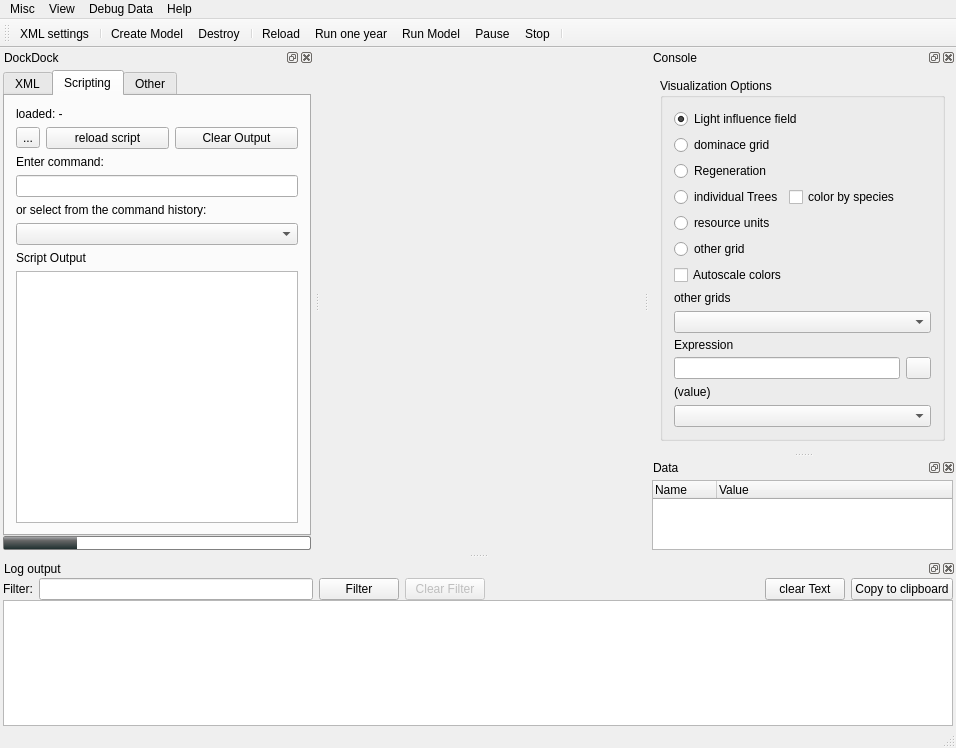
Above: src/iland/mainwindow.ui from edfm-tum/iland-model before the change. Below: the same form after it.
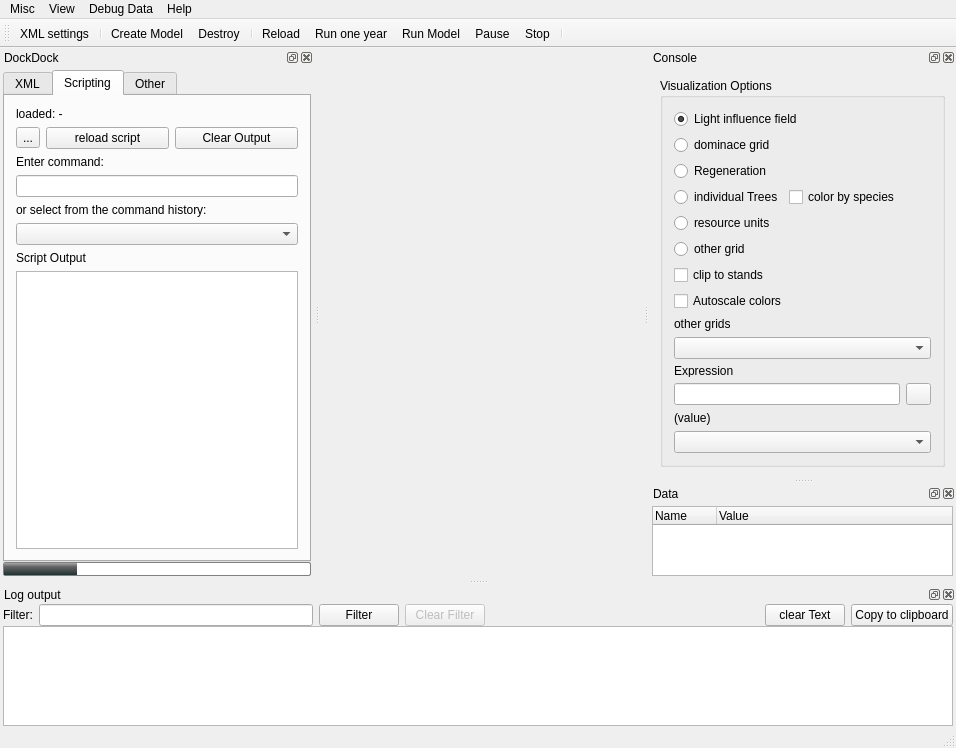
That is the form after the change. Icons and pictures are not drawn. Custom widgets are drawn as their Qt base class.

Commit message: added the option to clip the painting of grids to the project area (valid pixels in stand grid)

The edit to the form file:
```diff
--- a/src/iland/mainwindow.ui
+++ b/src/iland/mainwindow.ui
@@ -766,6 +766,13 @@
           </property>
          </widget>
         </item>
+        <item row="6" column="0" colspan="3">
+         <widget class="QCheckBox" name="visClipStandGrid">
+          <property name="text">
+           <string>clip to stands</string>
+          </property>
+         </widget>
+        </item>
        </layout>
       </widget>
      </item>
```
Left out of the diff: 16 changed lines with no effect on the pictures. The commit also changes 1 other file.
